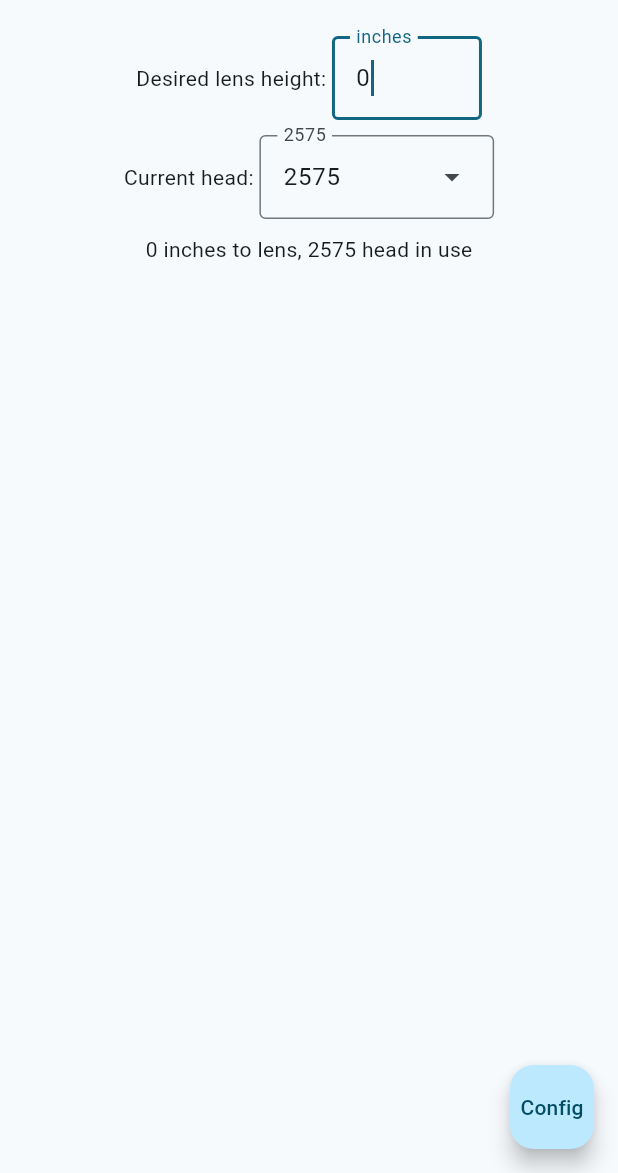
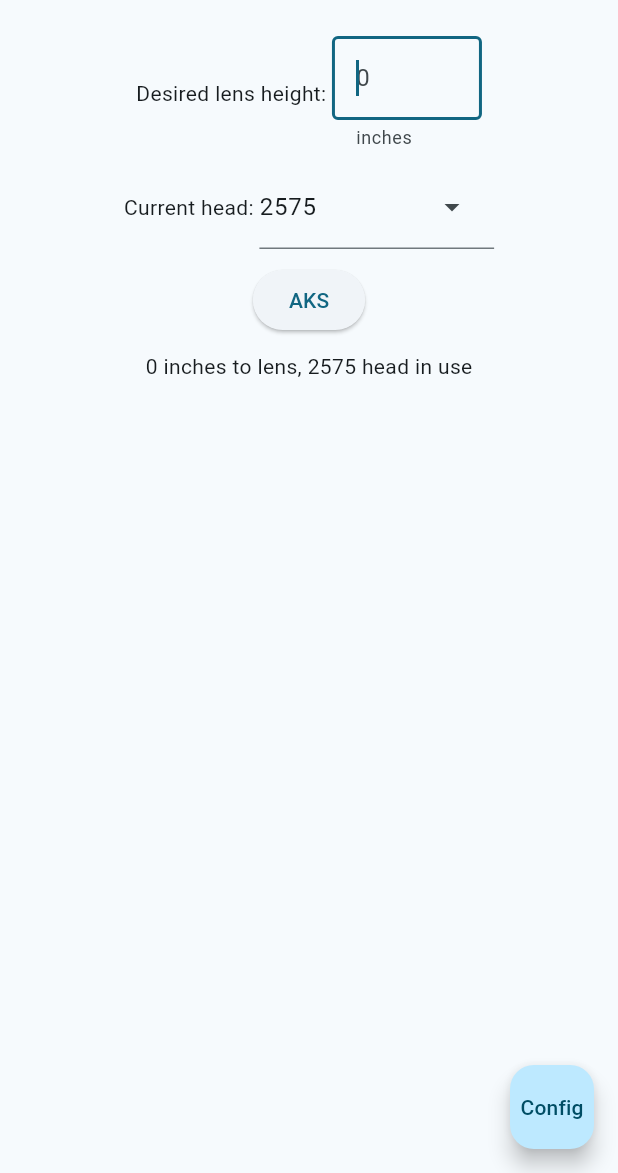
Before and after one commit to zibredlektab/HeightCalc2, a Flutter app: the screen it shows after launch, on a phone screen of 412 x 824 dp, the part 63-1236 px from its top. Run offline on Flutter 3.47's test engine with Material 3 defaults, Android fonts, the phone set to English and light mode, and no system bars; our stand-ins replace gap; missing offline and left inert: dart:ffi.

```diff
--- a/heightcalc/analysis_options.yaml
+++ b/heightcalc/analysis_options.yaml
@@ -1,3 +1,6 @@
+analyzer:
+  errors:
+    unused_import: ignore
 include: package:flutter_lints/flutter.yaml
 
 linter:
--- a/heightcalc/lib/main.dart
+++ b/heightcalc/lib/main.dart
@@ -23,34 +23,14 @@ class MyApp extends StatelessWidget {
       theme: ThemeData(
         colorScheme: ColorScheme.fromSeed(seedColor: Colors.blueGrey),
       ),
-      //darkTheme: ThemeData.dark(),
-      //themeMode: ThemeMode.system,
-      //initialRoute: '/',
+      darkTheme: ThemeData.dark(),
+      themeMode: ThemeMode.system,
       routes: {
         '/config': (context) => const ConfigPage(),
       }
     );
   }
 }
-
-/*
-typedef HeadEntry = DropdownMenuEntry<Head>;
-enum Head {
-  2575('2575', 16),
-  arrihead('ArriHead', 22),
-
-  final String label;
-  final int headHeight;
-
-  static final List<HeadEntry> entries = UnmodifiableListView<HeadEntry>(
-    values.map<HeadEntry>(
-      (Head headHeight) => HeadEntry(
-        value: headHeight,
-        label: label,
-      )
-    )
-  )
-}*/
 
 class TripodHead {
   final String label;
@@ -78,6 +58,7 @@ class _HomePageState extends State<HomePage> {
 
   int _goalHeight = 0;
   TripodHead? _selectedHead = heads.first;
+  final TextEditingController _headMenuController = TextEditingController();
 
   void _calculate(int newHeight) {
     print ('new height is $newHeight');
@@ -86,16 +67,47 @@ class _HomePageState extends State<HomePage> {
     });
   }
 
-  void setHead(TripodHead newHead) {
+  void _setHead(TripodHead newHead) {
+    print ('new head is ${newHead.label}');
+    setState(() {
+      _selectedHead = newHead;
+    });
+  }
 
+  void _showAKSSheet() {
+    showModalBottomSheet<void>(
+      context: context,
+      builder: (BuildContext context) {
+        return Center(
+          child: Container(
+            padding: EdgeInsets.all(15),
+            child: ListView(
+              children:[
+                Center(
+                  child: Column(
+                    children:[
+                      Text("Required Accessories", style: Theme.of(context).textTheme.headlineMedium!),
+                      Gap(5),
+                      Text("Select the accessories you intend to use for this setup.", textAlign: TextAlign.center,),
+                      Text("foo"),
+                    ],
+                  ),
+                ),
+              ],
+            ),
+          ),
+        );
+      }
+    );
   }
 
   @override
   Widget build(BuildContext context) {
 
-    final TextEditingController textEditingController = TextEditingController();
 
-    return Scaffold(
+    return GestureDetector(
+      onTap: () => FocusManager.instance.primaryFocus?.unfocus(),
+      child: Scaffold(
         appBar: AppBar(title: const Text('Height Calc')),
         body: Center(
           child: Column(
@@ -108,14 +120,14 @@ class _HomePageState extends State<HomePage> {
                   SizedBox(
                     width: 100,
                     child: TextFormField(
-                    initialValue:'0',
-                    decoration: InputDecoration(border: OutlineInputBorder(),labelText: 'inches',),
+                      decoration: InputDecoration(border: OutlineInputBorder(), hintText: "0", helperText: "inches",),
                       autocorrect: false,
                       autofocus: true,
+                      canRequestFocus: true,
                       enableSuggestions: false,
                       enableInteractiveSelection: false,
                       keyboardType: TextInputType.number,
-                    onChanged: (String? inputValue) async {
+                      onChanged: (String? inputValue) {
                         int newHeight = 0;
                         inputValue ??= "0"; // protect against null cases
                         try {
@@ -136,14 +148,17 @@ class _HomePageState extends State<HomePage> {
                   Text("Current head: "),
                   DropdownMenu<TripodHead>(
                     initialSelection: heads.first,
-                  controller: textEditingController,
+                    hintText: "Select a head",
+                    controller: _headMenuController,
                     requestFocusOnTap: true,
-                  label: Text('${_selectedHead?.label}'),
+                    enableFilter: true,
+                    //label: const Text("Head"),
+                    inputDecorationTheme: InputDecorationTheme(
+
+                    ),
                     onSelected: (TripodHead? newHead) {
                       newHead ??= heads.first;
-                    setState(() {
-                      _selectedHead = newHead;
-                    });
+                      _setHead(newHead);
                     },
                     dropdownMenuEntries:
                       heads.map<DropdownMenuEntry<TripodHead>>((TripodHead head) {
@@ -155,6 +170,11 @@ class _HomePageState extends State<HomePage> {
                 ]
               ),
               Gap(10),
+              ElevatedButton(
+                onPressed: () { _showAKSSheet(); },
+                child: Text("AKS"),
+              ),
+              Gap(10),
               Text('$_goalHeight inches to lens, ${_selectedHead?.label} head in use'),
             ],
           ),
@@ -164,6 +184,7 @@ class _HomePageState extends State<HomePage> {
             navKey.currentState?.pushNamed('/config');
           },
           child: const Text('Config'),
+        ),
       ),
     );
   }
```
Lines whose indentation alone changed are shown as unchanged.
